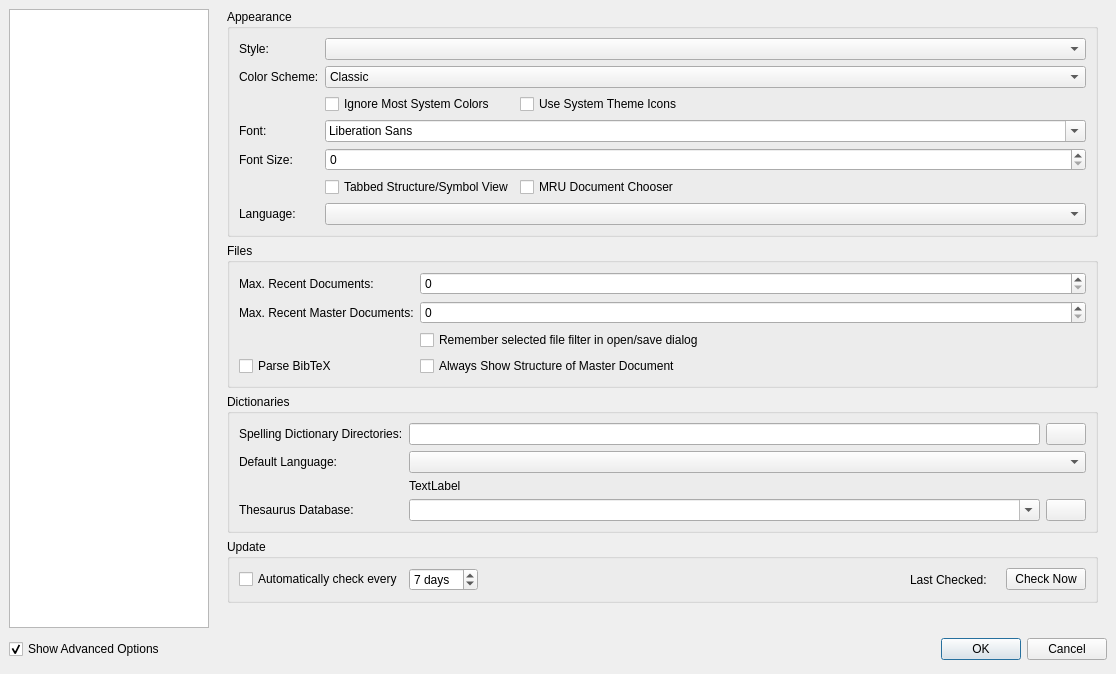
First picture: the form in configdialog.ui, repository texstudio-org/texstudio, before the edit.
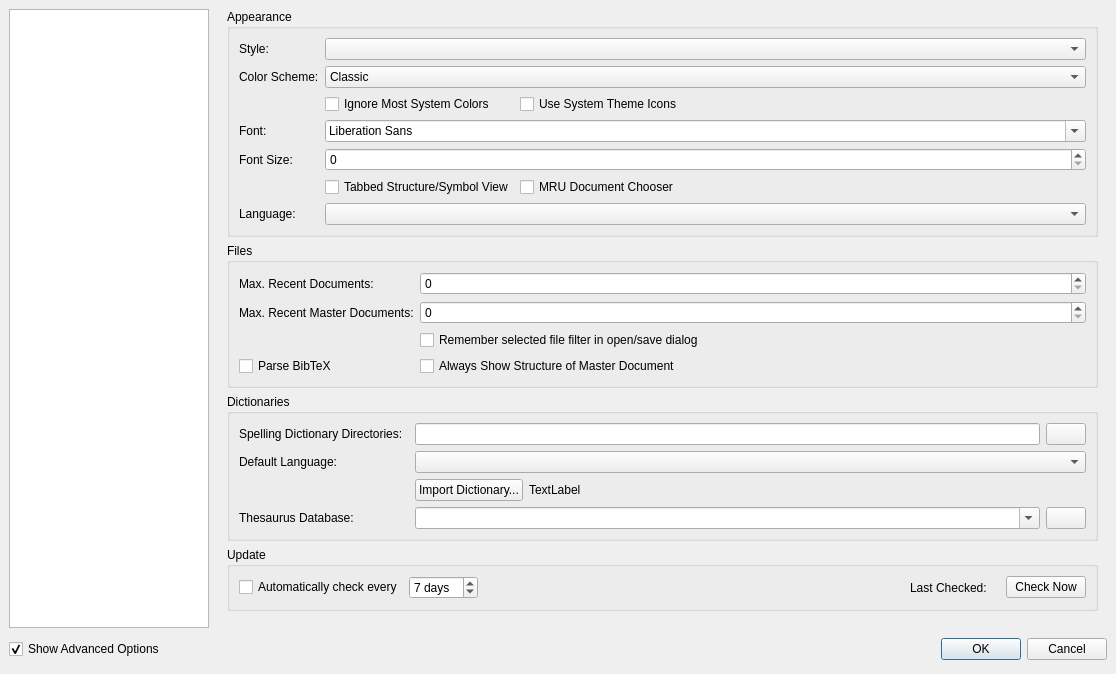
Second picture: the form after the edit. Icons and pictures are not drawn.

Commit message: import for OpenOffice/LibreOffice dictionaries

Diff of the .ui file:
```diff
--- a/configdialog.ui
+++ b/configdialog.ui
@@ -452,7 +452,7 @@
                 </property>
                </widget>
               </item>
-              <item row="2" column="1" colspan="5">
+              <item row="2" column="2" colspan="4">
                <widget class="QLabel" name="labelGetDic">
                 <property name="sizePolicy">
                  <sizepolicy hsizetype="Preferred" vsizetype="Preferred">
@@ -465,6 +465,19 @@
                 </property>
                </widget>
               </item>
+              <item row="2" column="1">
+               <widget class="QPushButton" name="pushButtonImportDictionary">
+                <property name="sizePolicy">
+                 <sizepolicy hsizetype="Maximum" vsizetype="Fixed">
+                  <horstretch>0</horstretch>
+                  <verstretch>0</verstretch>
+                 </sizepolicy>
+                </property>
+                <property name="text">
+                 <string>Import Dictionary...</string>
+                </property>
+               </widget>
+              </item>
              </layout>
             </widget>
            </item>
```
Left out of the diff: 62 changed lines with no effect on the pictures. The commit also changes 5 other files.
